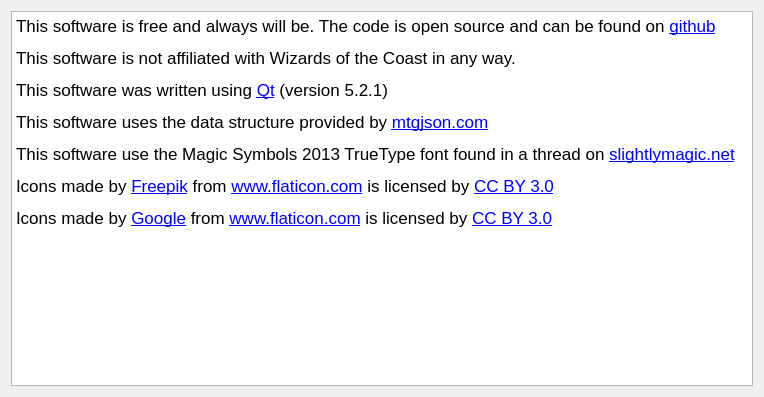
Old version of the form mtgcards/aboutdialog.ui in the repository stijnvermeir/mtgcards.
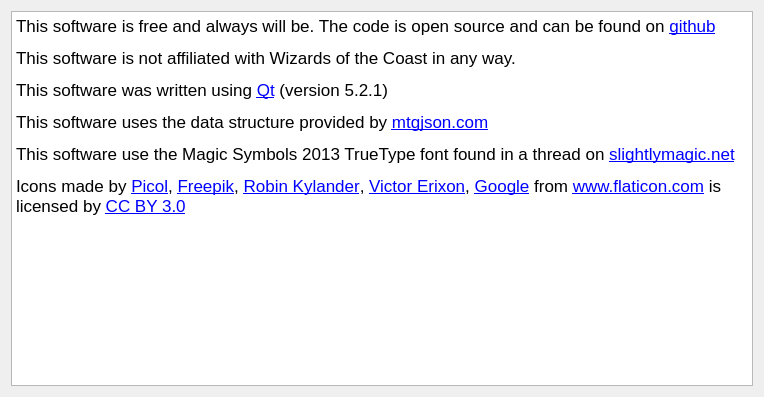
New version of the form.

Patch:
```diff
--- a/mtgcards/aboutdialog.ui
+++ b/mtgcards/aboutdialog.ui
@@ -32,8 +32,7 @@
 &lt;p style=&quot; margin-top:12px; margin-bottom:12px; margin-left:0px; margin-right:0px; -qt-block-indent:0; text-indent:0px;&quot;&gt;This software was written using &lt;a href=&quot;http://www.qt.io&quot;&gt;&lt;span style=&quot; text-decoration: underline; color:#0000ff;&quot;&gt;Qt&lt;/span&gt;&lt;/a&gt; (version 5.2.1)&lt;/p&gt;
 &lt;p style=&quot; margin-top:12px; margin-bottom:12px; margin-left:0px; margin-right:0px; -qt-block-indent:0; text-indent:0px;&quot;&gt;This software uses the data structure provided by &lt;a href=&quot;http://www.mtgjson.com&quot;&gt;&lt;span style=&quot; text-decoration: underline; color:#0000ff;&quot;&gt;mtgjson.com&lt;/span&gt;&lt;/a&gt;&lt;/p&gt;
 &lt;p style=&quot; margin-top:12px; margin-bottom:12px; margin-left:0px; margin-right:0px; -qt-block-indent:0; text-indent:0px;&quot;&gt;This software use the Magic Symbols 2013 TrueType font found in a thread on &lt;a href=&quot;http://www.slightlymagic.net/forum/viewtopic.php?f=15&amp;amp;t=4430&amp;amp;start=15#p128850&quot;&gt;&lt;span style=&quot; text-decoration: underline; color:#0000ff;&quot;&gt;slightlymagic.net&lt;/span&gt;&lt;/a&gt;&lt;/p&gt;
-&lt;p style=&quot; margin-top:12px; margin-bottom:12px; margin-left:0px; margin-right:0px; -qt-block-indent:0; text-indent:0px;&quot;&gt;Icons made by &lt;a href=&quot;http://www.flaticon.com/authors/freepik&quot;&gt;&lt;span style=&quot; text-decoration: underline; color:#0000ff;&quot;&gt;Freepik&lt;/span&gt;&lt;/a&gt; from &lt;a href=&quot;http://www.flaticon.com&quot;&gt;&lt;span style=&quot; text-decoration: underline; color:#0000ff;&quot;&gt;www.flaticon.com&lt;/span&gt;&lt;/a&gt; is licensed by &lt;a href=&quot;http://creativecommons.org/licenses/by/3.0/&quot;&gt;&lt;span style=&quot; text-decoration: underline; color:#0000ff;&quot;&gt;CC BY 3.0&lt;/span&gt;&lt;/a&gt;&lt;/p&gt;
-&lt;p style=&quot; margin-top:0px; margin-bottom:0px; margin-left:0px; margin-right:0px; -qt-block-indent:0; text-indent:0px;&quot;&gt;Icons made by &lt;a href=&quot;http://www.flaticon.com/authors/google&quot;&gt;&lt;span style=&quot; text-decoration: underline; color:#0000ff;&quot;&gt;Google&lt;/span&gt;&lt;/a&gt; from &lt;a href=&quot;http://www.flaticon.com&quot;&gt;&lt;span style=&quot; text-decoration: underline; color:#0000ff;&quot;&gt;www.flaticon.com&lt;/span&gt;&lt;/a&gt; is licensed by &lt;a href=&quot;http://creativecommons.org/licenses/by/3.0/&quot;&gt;&lt;span style=&quot; text-decoration: underline; color:#0000ff;&quot;&gt;CC BY 3.0&lt;/span&gt;&lt;/a&gt;&lt;br /&gt;&lt;/p&gt;&lt;/body&gt;&lt;/html&gt;</string>
+&lt;p style=&quot; margin-top:0px; margin-bottom:0px; margin-left:0px; margin-right:0px; -qt-block-indent:0; text-indent:0px;&quot;&gt;Icons made by &lt;a href=&quot;http://www.flaticon.com/authors/picol&quot;&gt;&lt;span style=&quot; text-decoration: underline; color:#0000ff;&quot;&gt;Picol&lt;/span&gt;&lt;/a&gt;, &lt;a href=&quot;http://www.flaticon.com/authors/freepik&quot;&gt;&lt;span style=&quot; text-decoration: underline; color:#0000ff;&quot;&gt;Freepik&lt;/span&gt;&lt;/a&gt;, &lt;a href=&quot;http://www.flaticon.com/authors/robin-kylander&quot;&gt;&lt;span style=&quot; text-decoration: underline; color:#0000ff;&quot;&gt;Robin Kylander&lt;/span&gt;&lt;/a&gt;, &lt;a href=&quot;http://www.flaticon.com/authors/victor-erixon&quot;&gt;&lt;span style=&quot; text-decoration: underline; color:#0000ff;&quot;&gt;Victor Erixon&lt;/span&gt;&lt;/a&gt;, &lt;a href=&quot;http://www.flaticon.com/authors/google&quot;&gt;&lt;span style=&quot; text-decoration: underline; color:#0000ff;&quot;&gt;Google&lt;/span&gt;&lt;/a&gt; from &lt;a href=&quot;http://www.flaticon.com&quot;&gt;&lt;span style=&quot; text-decoration: underline; color:#0000ff;&quot;&gt;www.flaticon.com&lt;/span&gt;&lt;/a&gt; is licensed by &lt;a href=&quot;http://creativecommons.org/licenses/by/3.0/&quot;&gt;&lt;span style=&quot; text-decoration: underline; color:#0000ff;&quot;&gt;CC BY 3.0&lt;/span&gt;&lt;/a&gt;&lt;/p&gt;&lt;/body&gt;&lt;/html&gt;</string>
      </property>
      <property name="openExternalLinks">
       <bool>true</bool>
```
